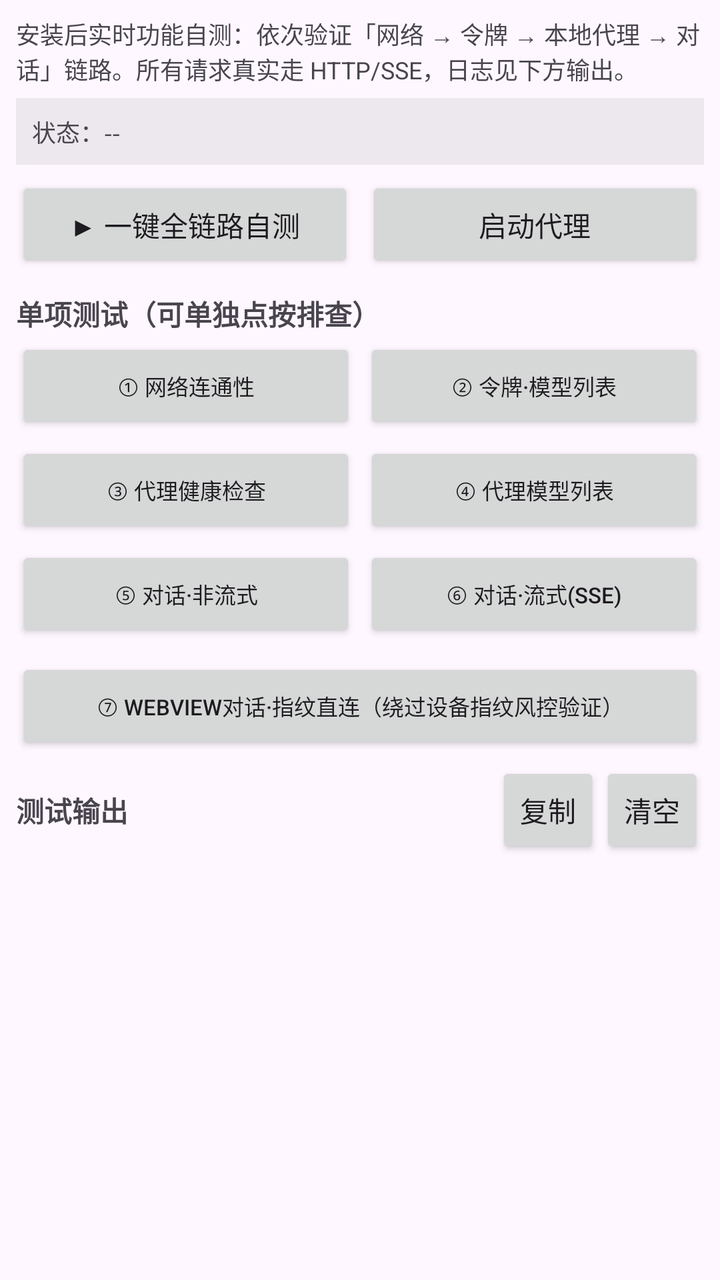
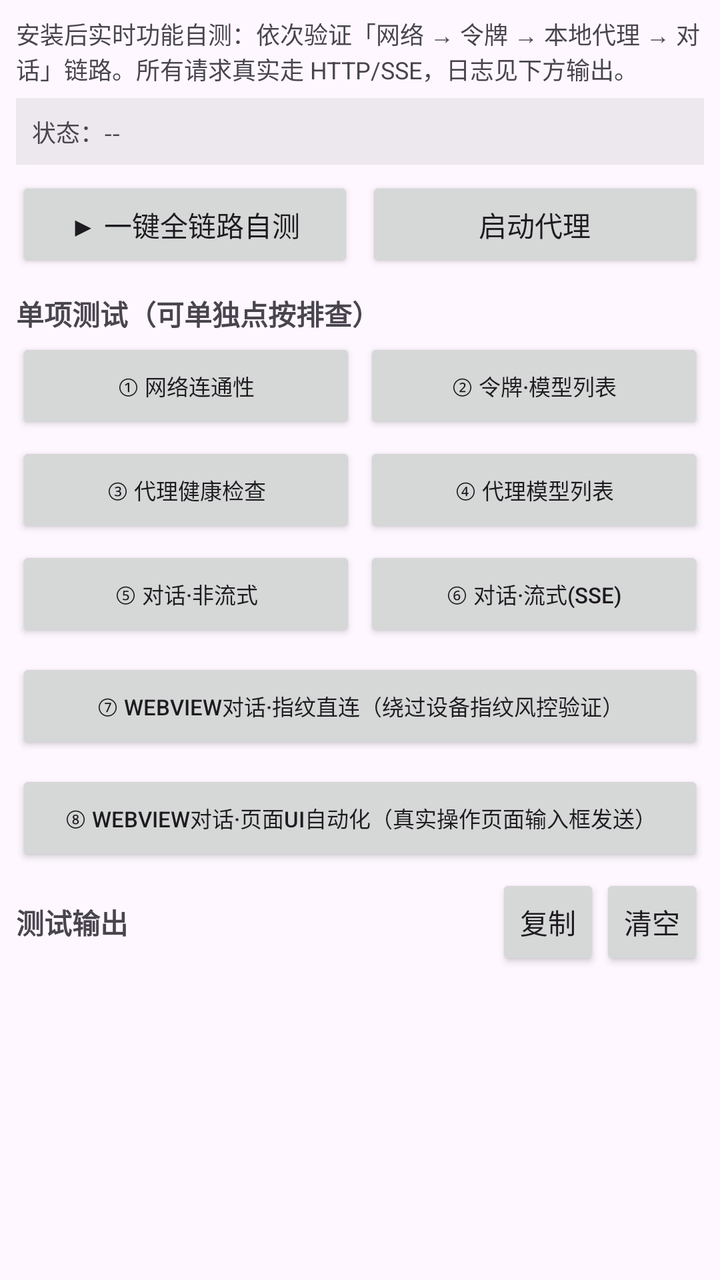

Before-and-after screenshots of an Android layout around one commit, followed by the original layout XML and the change that was made.
<!-- AndroidManifest.xml: application theme Theme.ChatGPTFree -->
<!-- res/layout/fragment_debug.xml -->
<?xml version="1.0" encoding="utf-8"?>
<LinearLayout xmlns:android="http://schemas.android.com/apk/res/android"
    android:layout_width="match_parent"
    android:layout_height="match_parent"
    android:orientation="vertical"
    android:padding="8dp">

    <ScrollView
        android:layout_width="match_parent"
        android:layout_height="wrap_content"
        android:fillViewport="true">

        <LinearLayout
            android:layout_width="match_parent"
            android:layout_height="wrap_content"
            android:orientation="vertical">

            <TextView
                android:layout_width="match_parent"
                android:layout_height="wrap_content"
                android:text="安装后实时功能自测：依次验证「网络 → 令牌 → 本地代理 → 对话」链路。所有请求真实走 HTTP/SSE，日志见下方输出。"
                android:textSize="12sp" />

            <TextView
                android:id="@+id/debugStatus"
                android:layout_width="match_parent"
                android:layout_height="wrap_content"
                android:layout_marginTop="6dp"
                android:background="#11000000"
                android:padding="8dp"
                android:text="状态：--"
                android:textIsSelectable="true"
                android:textSize="12sp" />

            <LinearLayout
                android:layout_width="match_parent"
                android:layout_height="wrap_content"
                android:layout_marginTop="6dp"
                android:orientation="horizontal">

                <Button
                    android:id="@+id/btnFullTest"
                    android:layout_width="0dp"
                    android:layout_height="wrap_content"
                    android:layout_weight="1"
                    android:text="▶ 一键全链路自测" />

                <Button
                    android:id="@+id/btnProxyToggle"
                    android:layout_width="0dp"
                    android:layout_height="wrap_content"
                    android:layout_marginStart="6dp"
                    android:layout_weight="1"
                    android:text="启动代理" />
            </LinearLayout>

            <TextView
                android:layout_width="wrap_content"
                android:layout_height="wrap_content"
                android:layout_marginTop="10dp"
                android:text="单项测试（可单独点按排查）"
                android:textStyle="bold" />

            <LinearLayout
                android:layout_width="match_parent"
                android:layout_height="wrap_content"
                android:layout_marginTop="2dp"
                android:orientation="horizontal">

                <Button
                    android:id="@+id/btnNet"
                    android:layout_width="0dp"
                    android:layout_height="wrap_content"
                    android:layout_weight="1"
                    android:textSize="11sp"
                    android:text="① 网络连通性" />

                <Button
                    android:id="@+id/btnToken"
                    android:layout_width="0dp"
                    android:layout_height="wrap_content"
                    android:layout_marginStart="4dp"
                    android:layout_weight="1"
                    android:textSize="11sp"
                    android:text="② 令牌·模型列表" />
            </LinearLayout>

            <LinearLayout
                android:layout_width="match_parent"
                android:layout_height="wrap_content"
                android:layout_marginTop="4dp"
                android:orientation="horizontal">

                <Button
                    android:id="@+id/btnHealth"
                    android:layout_width="0dp"
                    android:layout_height="wrap_content"
                    android:layout_weight="1"
                    android:textSize="11sp"
                    android:text="③ 代理健康检查" />

                <Button
                    android:id="@+id/btnModels"
                    android:layout_width="0dp"
                    android:layout_height="wrap_content"
                    android:layout_marginStart="4dp"
                    android:layout_weight="1"
                    android:textSize="11sp"
                    android:text="④ 代理模型列表" />
            </LinearLayout>

            <LinearLayout
                android:layout_width="match_parent"
                android:layout_height="wrap_content"
                android:layout_marginTop="4dp"
                android:layout_marginBottom="4dp"
                android:orientation="horizontal">

                <Button
                    android:id="@+id/btnChatSync"
                    android:layout_width="0dp"
                    android:layout_height="wrap_content"
                    android:layout_weight="1"
                    android:textSize="11sp"
                    android:text="⑤ 对话·非流式" />

                <Button
                    android:id="@+id/btnChatStream"
                    android:layout_width="0dp"
                    android:layout_height="wrap_content"
                    android:layout_marginStart="4dp"
                    android:layout_weight="1"
                    android:textSize="11sp"
                    android:text="⑥ 对话·流式(SSE)" />
            </LinearLayout>
            <LinearLayout
                android:layout_width="match_parent"
                android:layout_height="wrap_content"
                android:layout_marginTop="4dp"
                android:layout_marginBottom="4dp"
                android:orientation="horizontal">
                <Button
                    android:id="@+id/btnChatWebview"
                    android:layout_width="match_parent"
                    android:layout_height="wrap_content"
                    android:textSize="11sp"
                    android:text="⑦ WebView对话·指纹直连（绕过设备指纹风控验证）" />
            </LinearLayout>
        </LinearLayout>
    </ScrollView>

    <LinearLayout
        android:layout_width="match_parent"
        android:layout_height="wrap_content"
        android:gravity="center_vertical"
        android:orientation="horizontal">

        <TextView
            android:layout_width="0dp"
            android:layout_height="wrap_content"
            android:layout_weight="1"
            android:text="测试输出"
            android:textStyle="bold" />

        <Button
            android:id="@+id/btnCopyLog"
            android:layout_width="wrap_content"
            android:layout_height="wrap_content"
            android:minWidth="0dp"
            android:text="复制" />

        <Button
            android:id="@+id/btnClearLog"
            android:layout_width="wrap_content"
            android:layout_height="wrap_content"
            android:minWidth="0dp"
            android:text="清空" />
    </LinearLayout>

    <ScrollView
        android:id="@+id/logScroll"
        android:layout_width="match_parent"
        android:layout_height="0dp"
        android:layout_weight="1">

        <TextView
            android:id="@+id/logView"
            android:layout_width="match_parent"
            android:layout_height="wrap_content"
            android:fontFamily="monospace"
            android:textIsSelectable="true"
            android:textSize="10sp" />
    </ScrollView>
</LinearLayout>
<!-- resources referenced by this layout -->
<resources>
  <style name="Theme.ChatGPTFree" parent="Theme.Material3.DayNight.NoActionBar">
          <item name="colorPrimary">@color/cg_primary</item>
          <item name="colorOnPrimary">#FFFFFF</item>
          <item name="android:statusBarColor">@color/cg_primary</item>
      </style>
  <color name="cg_primary">#10A37F</color>
</resources>

<!-- the commit's change to res/layout/fragment_debug.xml (unified diff, before → after) -->
@@ -146,6 +146,19 @@
                     android:textSize="11sp"
                     android:text="⑦ WebView对话·指纹直连（绕过设备指纹风控验证）" />
             </LinearLayout>
+            <LinearLayout
+                android:layout_width="match_parent"
+                android:layout_height="wrap_content"
+                android:layout_marginTop="4dp"
+                android:layout_marginBottom="4dp"
+                android:orientation="horizontal">
+                <Button
+                    android:id="@+id/btnChatWebviewUi"
+                    android:layout_width="match_parent"
+                    android:layout_height="wrap_content"
+                    android:textSize="11sp"
+                    android:text="⑧ WebView对话·页面UI自动化（真实操作页面输入框发送）" />
+            </LinearLayout>
         </LinearLayout>
     </ScrollView>
 
